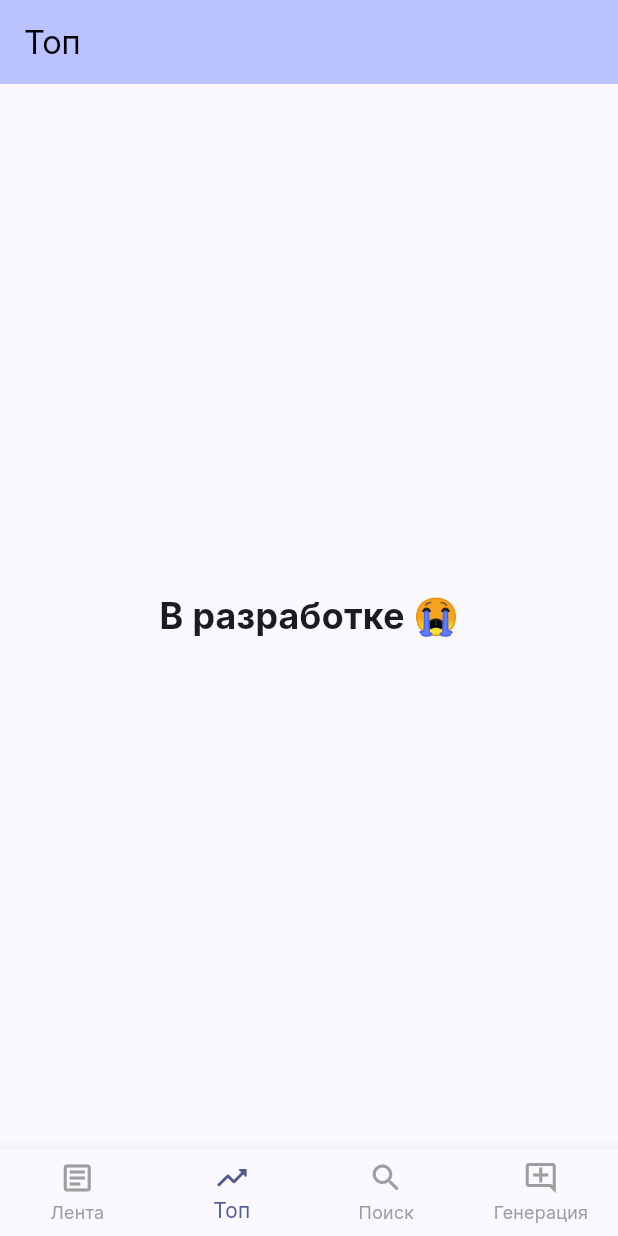
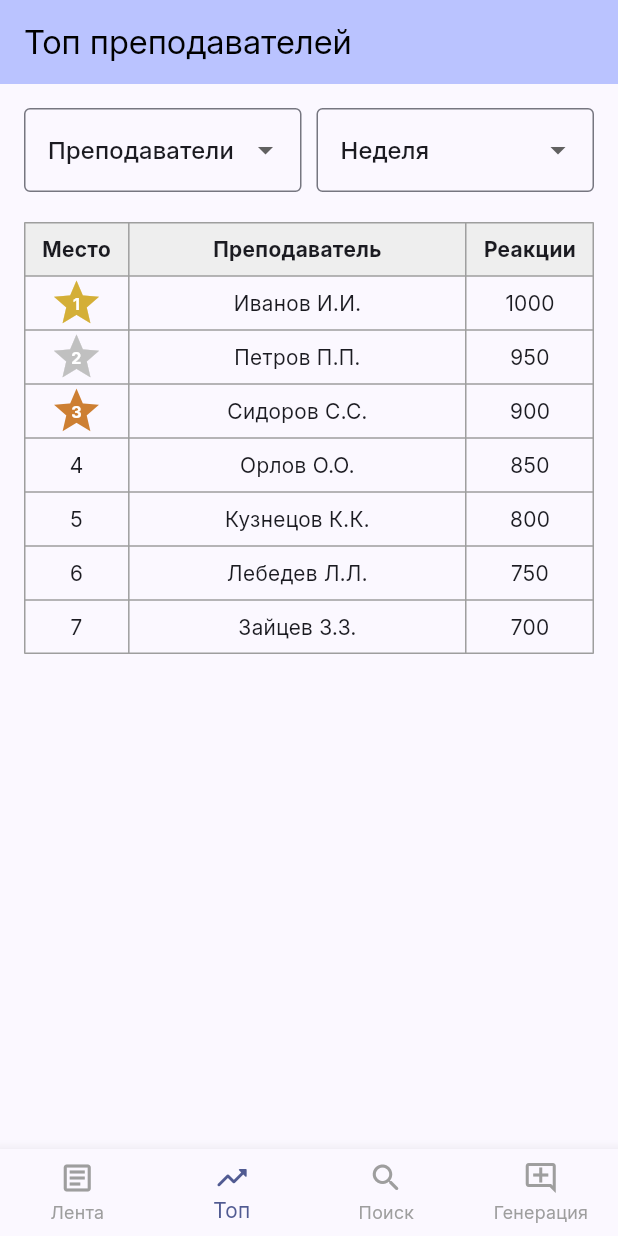
Before and after one commit to Artezon/Teacher-Quotes-Mobile-Client, a Flutter app: the screen it shows after launch, item 2 of the bottom bar chosen, on a phone screen of 412 x 824 dp. Run offline on Flutter 3.47's test engine with Material 3 defaults, Android fonts, the phone set to English and light mode, and no system bars; our stand-ins replace fluttertoast, share_plus; network calls fail.

Commit message:
Implemented proper back gesture navigation, added top table with dummy data

```diff
--- a/lib/pages/detailed_info.dart
+++ b/lib/pages/detailed_info.dart
@@ -7,7 +7,6 @@ import '../api_data.dart';
 import 'package:flutter/services.dart';
 import '../model/filter_state.dart';
 import '../styles/theme.dart';
-import 'main_page.dart';
 
 enum ContentType { faculty, teacher }
 
--- a/lib/pages/main_page.dart
+++ b/lib/pages/main_page.dart
@@ -1,7 +1,7 @@
 import 'package:flutter/material.dart';
 import 'package:mq_mobile_quotes/pages/quote_generator_page.dart';
+import 'package:mq_mobile_quotes/pages/top_page.dart';
 import 'package:mq_mobile_quotes/pages/search_page.dart';
-import 'package:mq_mobile_quotes/pages/top_page.dart';
 import 'feed.dart';
 
 class MainPage extends StatefulWidget {
@@ -28,9 +28,26 @@ class _MainPageState extends State<MainPage> {
     QuoteGeneratorPage(),
   ];
 
+  Future<bool> _onWillPop() async {
+    final NavigatorState currentNavigator = _navigatorKeys[selectedPage].currentState!;
+    if (currentNavigator.canPop()) {
+      currentNavigator.pop();
+      return false; // Prevent exiting the app
+    }
+    if (selectedPage != 0) {
+      setState(() {
+        selectedPage = 0;
+      });
+      return false; // Prevent exiting the app
+    }
+    return true; // Allow app exit if no pages to pop
+  }
+
   @override
   Widget build(BuildContext context) {
-    return Scaffold(
+    return WillPopScope(
+      onWillPop: _onWillPop,
+      child: Scaffold(
         backgroundColor: Colors.white,
         body: IndexedStack(
           index: selectedPage,
@@ -48,9 +65,15 @@ class _MainPageState extends State<MainPage> {
         bottomNavigationBar: BottomNavigationBar(
           currentIndex: selectedPage,
           onTap: (index) {
+            if (selectedPage == index) {
+              // If tapped on the currently selected tab, pop all pages until the root one
+              _navigatorKeys[index].currentState!.popUntil((route) => route.isFirst);
+            } else {
+              // If tapped on a different tab, switch to that tab
               setState(() {
                 selectedPage = index;
               });
+            }
           },
           items: [
             BottomNavigationBarItem(
@@ -71,6 +94,7 @@ class _MainPageState extends State<MainPage> {
             ),
           ],
         ),
+      ),
     );
   }
 }
--- a/lib/pages/top_page.dart
+++ b/lib/pages/top_page.dart
@@ -1,13 +1,5 @@
-import 'dart:convert';
 import 'package:flutter/material.dart';
-import 'package:fluttertoast/fluttertoast.dart';
-import 'package:http/http.dart' as http;
-import '../api_data.dart';
-import 'package:url_launcher/url_launcher.dart';
-import 'package:flutter/services.dart';
-import '../styles/theme.dart';
-
-enum ContentType { faculty, teacher }
+import '../widgets/leaderboard_table.dart';
 
 class TopPage extends StatefulWidget {
   const TopPage({super.key});
@@ -17,14 +9,86 @@ class TopPage extends StatefulWidget {
 }
 
 class _TopPageState extends State<TopPage> {
+  final List<String> contentTypes = ['Преподаватели', 'Факультеты'];
+  final List<String> timePeriods = ['Неделя', 'Месяц', 'Год', 'Всё время'];
+
+  String _title = 'Топ преподавателей';
+
+  String? selectedContentType;
+  String? selectedTimePeriod;
+
+  @override
+  void initState() {
+    super.initState();
+
+    selectedContentType = contentTypes[0];
+    selectedTimePeriod = timePeriods[0];
+  }
+
   @override
   Widget build(BuildContext context) {
     return Scaffold(
-      appBar: AppBar(title: Text('Топ')),
-      body: Center(
-        child: Text(
-          'В разработке 😭',
-          style: TextStyle(fontSize: 24, fontWeight: FontWeight.bold),
+      appBar: AppBar(title: Text(_title)),
+      body: Padding(
+        padding: const EdgeInsets.all(16.0),
+        child: Column(
+          children: [
+            Row(
+              children: [
+                // First Dropdown for Content Type
+                Expanded(
+                  child: DropdownButtonFormField<String>(
+                    value: selectedContentType,
+                    items:
+                        contentTypes.map((String value) {
+                          return DropdownMenuItem<String>(
+                            value: value,
+                            child: Text(value),
+                          );
+                        }).toList(),
+                    onChanged: (String? newValue) {
+                      setState(() {
+                        selectedContentType = newValue;
+                      });
+                    },
+                    decoration: InputDecoration(border: OutlineInputBorder()),
+                  ),
+                ),
+                SizedBox(width: 10), // Add some spacing between the dropdowns
+                // Second Dropdown for Time Period
+                Expanded(
+                  child: DropdownButtonFormField<String>(
+                    value: selectedTimePeriod,
+                    items:
+                        timePeriods.map((String value) {
+                          return DropdownMenuItem<String>(
+                            value: value,
+                            child: Text(value),
+                          );
+                        }).toList(),
+                    onChanged: (String? newValue) {
+                      setState(() {
+                        selectedTimePeriod = newValue;
+                      });
+                    },
+                    decoration: InputDecoration(border: OutlineInputBorder()),
+                  ),
+                ),
+              ],
+            ),
+
+            SizedBox(height: 20),
+
+            // Table Widget
+            Expanded(
+              child: LeaderboardTable(
+                nameColumnTitle:
+                    selectedContentType == 'Преподаватели'
+                        ? 'Преподаватель'
+                        : 'Факультет',
+              ),
+            ),
+          ],
         ),
       ),
     );
--- a/lib/widgets/generation_card.dart
+++ b/lib/widgets/generation_card.dart
@@ -10,7 +10,7 @@ class GenerationCard extends StatelessWidget {
   final VoidCallback onRemove;
 
   static const disclaimer =
-      '\n__________\n\nСодержимое сгенерировано ИИ и не является реальной цитатой.';
+      '\n--------------------\nСодержимое сгенерировано ИИ и не является реальной цитатой.';
 
   const GenerationCard({
     super.key,
--- /dev/null
+++ b/lib/widgets/leaderboard_table.dart
@@ -0,0 +1,105 @@
+import 'package:flutter/material.dart';
+
+class LeaderboardTable extends StatelessWidget {
+  final String nameColumnTitle;
+
+  static const List<Map<String, dynamic>> data = [
+    {'name': 'Иванов И.И.', 'score': 1000},
+    {'name': 'Петров П.П.', 'score': 950},
+    {'name': 'Сидоров С.С.', 'score': 900},
+    {'name': 'Орлов О.О.', 'score': 850},
+    {'name': 'Кузнецов К.К.', 'score': 800},
+    {'name': 'Лебедев Л.Л.', 'score': 750},
+    {'name': 'Зайцев З.З.', 'score': 700},
+  ];
+
+  const LeaderboardTable({super.key, required this.nameColumnTitle});
+
+  @override
+  Widget build(BuildContext context) {
+    return LayoutBuilder(
+      builder: (context, constraints) {
+        return SingleChildScrollView(
+          scrollDirection: Axis.horizontal,
+          child: ConstrainedBox(
+            constraints: BoxConstraints(
+              maxWidth: constraints.maxWidth, // Ensure the table doesn't exceed screen width
+            ),
+            child: Table(
+              border: TableBorder.all(color: Colors.grey),
+              columnWidths: {
+                0: IntrinsicColumnWidth(), // First column: minimum width
+                1: FlexColumnWidth(), // Second column: flexible width
+                2: IntrinsicColumnWidth(), // Third column: minimum width
+              },
+              children: [
+                TableRow(
+                  decoration: BoxDecoration(color: Colors.grey[200]),
+                  children: [
+                    _buildTableCell(_buildHeaderText('Место')),
+                    _buildTableCell(_buildHeaderText(nameColumnTitle)),
+                    _buildTableCell(_buildHeaderText('Реакции')),
+                  ],
+                ),
+                for (int i = 0; i < data.length; i++) ...[
+                  TableRow(
+                    children: [
+                      if (i < 3) _buildPlaceNumber(i + 1)
+                      else _buildTableCell(Text((i + 1).toString())),
+                      _buildTableCell(Text(data[i]['name'])),
+                      _buildTableCell(Text(data[i]['score'].toString())),
+                    ],
+                  ),
+                ],
+              ],
+            ),
+          ),
+        );
+      },
+    );
+  }
+
+  Widget _buildTableCell(Widget child, {Alignment alignment = Alignment.center}) {
+    return Container(
+      padding: const EdgeInsets.symmetric(horizontal: 12.0, vertical: 8.0),
+      alignment: alignment,
+      child: child,
+    );
+  }
+
+  Widget _buildHeaderText(String text) {
+    return Text(
+      text,
+      style: TextStyle(
+        fontWeight: FontWeight.bold,
+        fontSize: 14,
+      ),
+    );
+  }
+
+  Widget _buildPlaceNumber(int number) {
+    double iconSize = 36.0;
+    Color iconColor = winningMetalsColorPalette[number] ?? Color(0xFF000000);
+
+    return Stack(
+      alignment: Alignment.center,
+      children: [
+        Icon(Icons.star, size: iconSize, color: iconColor),
+        Text(
+          number.toString(),
+          style: TextStyle(
+            fontSize: iconSize * 0.3,
+            fontWeight: FontWeight.bold,
+            color: Colors.white,
+          ),
+        ),
+      ],
+    );
+  }
+}
+
+Map<int, Color> winningMetalsColorPalette = {
+  1: Color(0xFFD4AF37),
+  2: Color(0xFFC0C0C0),
+  3: Color(0xFFCD7F32),
+};
```
Lines whose indentation alone changed are shown as unchanged.
